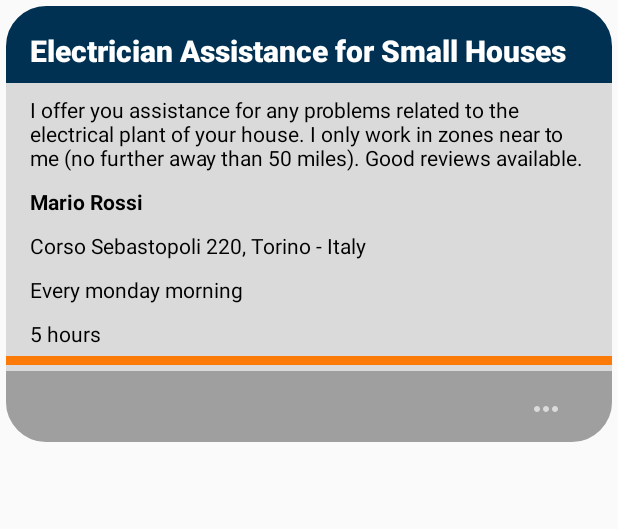
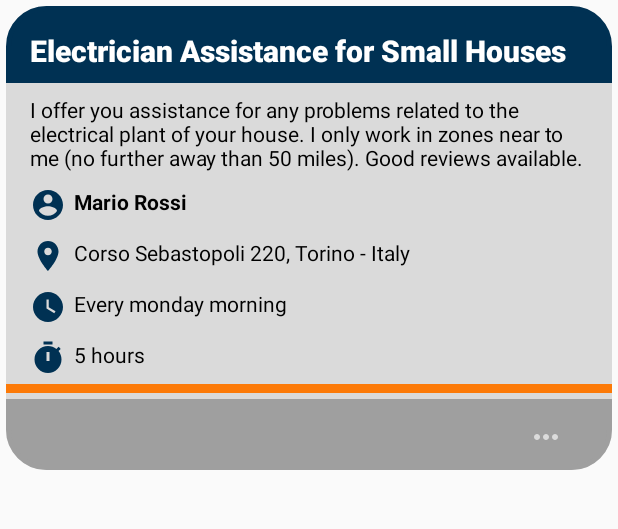
Before and after one commit to teoet27/MAD_Lab2, an Android app: the fragment TimeSlotDetailsFragment shown on its own in the app's theme, on a phone screen of 412 x 824 dp, the part 84-613 px from its top. Run offline under Robolectric (Android 15) with nearby library versions, the phone set to English and light mode, and no system bars.

Commit message:
fixed: minor warnings

```diff
--- a/app/src/main/res/layout-land/fragment_time_slot_details.xml
+++ b/app/src/main/res/layout-land/fragment_time_slot_details.xml
@@ -56,7 +56,7 @@
             android:layout_marginTop="10dp"
             android:layout_marginRight="16dp"
             android:layout_weight="1"
-            app:drawableLeft="@drawable/ic_account_circle_black_24dp"
+            app:drawableStartCompat="@drawable/ic_account_circle_black_24dp"
             android:drawablePadding="5dp"
             android:text="Mario Rossi"
             android:textColor="@color/black"
@@ -71,7 +71,7 @@
             android:layout_marginTop="10dp"
             android:layout_marginRight="16dp"
             android:layout_weight="1"
-            app:drawableLeft="@drawable/ic_location_on_black_24dp"
+            app:drawableStartCompat="@drawable/ic_location_on_black_24dp"
             android:drawablePadding="5dp"
             android:text="Corso Sebastopoli 220, Torino - Italy"
             android:textColor="#000000"
@@ -85,7 +85,7 @@
             android:layout_marginTop="10dp"
             android:layout_marginRight="16dp"
             android:layout_weight="1"
-            app:drawableLeft="@drawable/ic_watch_later_black_24dp"
+            app:drawableStartCompat="@drawable/ic_watch_later_black_24dp"
             android:drawablePadding="5dp"
             android:text="Every monday morning"
             android:textColor="#000000"
@@ -98,7 +98,7 @@
             android:layout_marginLeft="16dp"
             android:layout_marginTop="10dp"
             android:layout_marginRight="16dp"
-            app:drawableLeft="@drawable/ic_timer_black_24dp"
+            app:drawableStartCompat="@drawable/ic_timer_black_24dp"
             android:drawablePadding="5dp"
             android:text="5 hours"
             android:textColor="#000000"
--- a/app/src/main/res/layout/fragment_time_slot_details.xml
+++ b/app/src/main/res/layout/fragment_time_slot_details.xml
@@ -58,7 +58,7 @@
             android:layout_marginTop="10dp"
             android:layout_marginRight="16dp"
             android:layout_weight="1"
-            app:drawableLeft="@drawable/ic_account_circle_black_24dp"
+            app:drawableStartCompat="@drawable/ic_account_circle_black_24dp"
             android:drawablePadding="5dp"
             android:text="Mario Rossi"
             android:textColor="@color/black"
@@ -73,7 +73,7 @@
             android:layout_marginTop="10dp"
             android:layout_marginRight="16dp"
             android:layout_weight="1"
-            app:drawableStart="@drawable/ic_location_on_black_24dp"
+            app:drawableStartCompat="@drawable/ic_location_on_black_24dp"
             android:drawablePadding="5dp"
             android:text="Corso Sebastopoli 220, Torino - Italy"
             android:textColor="#000000"
@@ -87,7 +87,7 @@
             android:layout_marginTop="10dp"
             android:layout_marginRight="16dp"
             android:layout_weight="1"
-            app:drawableLeft="@drawable/ic_watch_later_black_24dp"
+            app:drawableStartCompat="@drawable/ic_watch_later_black_24dp"
             android:drawablePadding="5dp"
             android:text="Every monday morning"
             android:textColor="#000000"
@@ -100,7 +100,7 @@
             android:layout_marginLeft="16dp"
             android:layout_marginTop="10dp"
             android:layout_marginRight="16dp"
-            app:drawableLeft="@drawable/ic_timer_black_24dp"
+            app:drawableStartCompat="@drawable/ic_timer_black_24dp"
             android:drawablePadding="5dp"
             android:text="5 hours"
             android:textColor="#000000"
```
